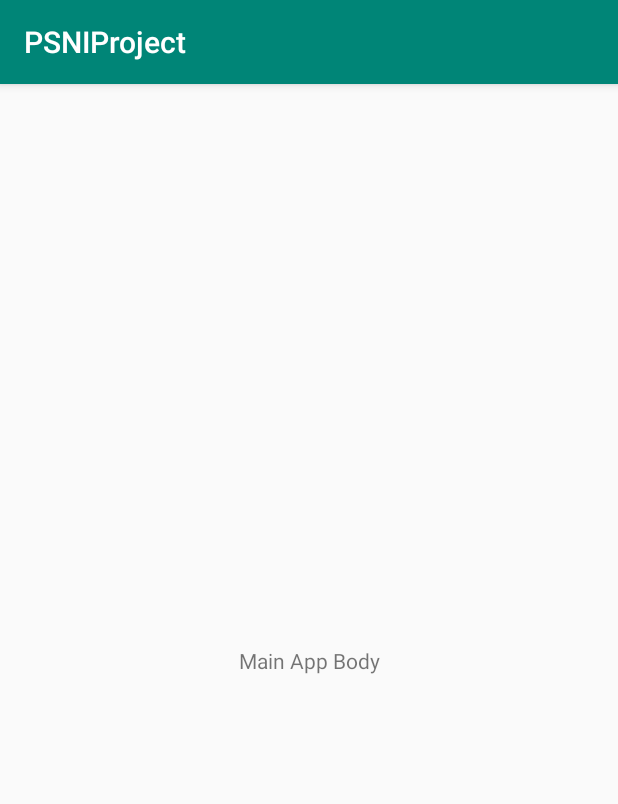
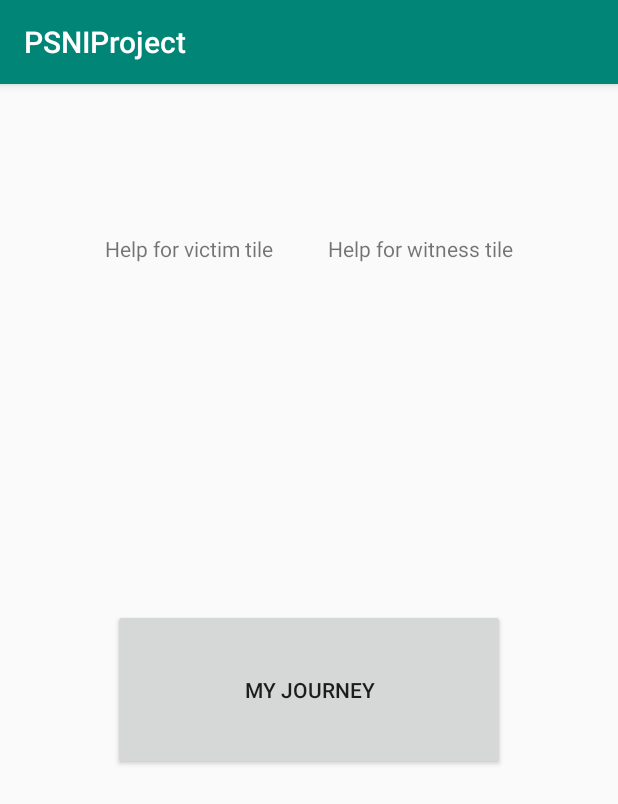
Before and after one commit to andy-kidd133/PSNIProject, an Android app: the MainActivity screen opened directly, with no data from a screen before it, on a phone screen of 412 x 824 dp. Shown: the top 804 px of the screen. Run offline under Robolectric (Android 15) with nearby library versions, the phone set to English and light mode, and no system bars.

Commit message:
Fragments added, additional user info database ready to be implemented

```diff
--- a/app/src/main/java/com/example/psniproject/LoginScreen/LoginScreenActivity.java
+++ b/app/src/main/java/com/example/psniproject/LoginScreen/LoginScreenActivity.java
@@ -6,6 +6,7 @@ import androidx.viewpager.widget.ViewPager;
 import android.view.Window;
 import android.view.WindowManager;
 
+import com.example.psniproject.MainApp.HomePageFragment;
 import com.example.psniproject.R;
 
 
@@ -28,6 +29,8 @@ public class LoginScreenActivity extends AppCompatActivity {
 
         mViewPager = findViewById(R.id.containter);
         setupViewPager(mViewPager);
+
+        mViewPager.beginFakeDrag();
     }
 
 
@@ -36,6 +39,7 @@ public class LoginScreenActivity extends AppCompatActivity {
         adapter.addFragment(new UserLoginFragment(), "UserLoginFragment");
         adapter.addFragment(new AdminLoginFragment(), "AdminLoginFragment");
         adapter.addFragment(new RegisterUserFragment(), "RegisterUserFragment");
+        //adapter.addFragment(new HomePageFragment(), "HomePageFragment");
         viewPager.setAdapter(adapter);
     }
 
--- /dev/null
+++ b/app/src/main/java/com/example/psniproject/MainApp/HomePageFragment.java
@@ -0,0 +1,48 @@
+package com.example.psniproject.MainApp;
+
+
+import android.os.Bundle;
+
+import androidx.fragment.app.Fragment;
+
+import android.view.LayoutInflater;
+import android.view.View;
+import android.view.ViewGroup;
+import android.widget.Button;
+
+import com.example.psniproject.LoginScreen.LoginScreenActivity;
+import com.example.psniproject.R;
+
+/**
+ * A simple {@link Fragment} subclass.
+ */
+public class HomePageFragment extends Fragment {
+
+    private View view;
+    //private Button myJButton;
+
+    public HomePageFragment() {
+        // Required empty public constructor
+    }
+
+
+    @Override
+    public View onCreateView(LayoutInflater inflater, ViewGroup container,
+                             Bundle savedInstanceState) {
+        // Inflate the layout for this fragment
+        view = inflater.inflate(R.layout.fragment_home_page, container, false);
+
+        Button myJButton = view.findViewById(R.id.myJButton);
+
+        myJButton.setOnClickListener(new View.OnClickListener() {
+            @Override
+            public void onClick(View v) {
+                ((MainActivity)getActivity()).setViewPager(1);
+            }
+        });
+
+
+        return view;
+    }
+
+}
--- a/app/src/main/java/com/example/psniproject/MainApp/MainActivity.java
+++ b/app/src/main/java/com/example/psniproject/MainApp/MainActivity.java
@@ -1,17 +1,44 @@
 package com.example.psniproject.MainApp;
 
 import androidx.appcompat.app.AppCompatActivity;
+import androidx.viewpager.widget.ViewPager;
+
 import android.os.Bundle;
 
+import com.example.psniproject.LoginScreen.AdminLoginFragment;
+import com.example.psniproject.LoginScreen.LoginSectionStatePagerAdapter;
+import com.example.psniproject.LoginScreen.RegisterUserFragment;
+import com.example.psniproject.LoginScreen.UserLoginFragment;
 import com.example.psniproject.R;
 
 public class MainActivity extends AppCompatActivity {
+
+    private LoginSectionStatePagerAdapter mLoginSectionStatePagerAdapter;
+    private ViewPager mViewPager;
 
     @Override
     protected void onCreate(Bundle savedInstanceState) {
         super.onCreate(savedInstanceState);
         setContentView(R.layout.activity_main);
 
-        //comment
+        mLoginSectionStatePagerAdapter = new LoginSectionStatePagerAdapter(getSupportFragmentManager());
+
+        mViewPager = findViewById(R.id.containter1);
+        setupViewPager(mViewPager);
+
+        mViewPager.beginFakeDrag();
+
+    }
+
+
+    private void setupViewPager(ViewPager viewPager){
+        LoginSectionStatePagerAdapter adapter = new LoginSectionStatePagerAdapter(getSupportFragmentManager());
+        adapter.addFragment(new HomePageFragment(), "HomePageFragment");
+        adapter.addFragment(new MyJourneyFragment(), "MyJourneyFragment");
+        viewPager.setAdapter(adapter);
+    }
+
+    public void setViewPager(int fragmentNumber){
+        mViewPager.setCurrentItem(fragmentNumber);
     }
 }
--- /dev/null
+++ b/app/src/main/java/com/example/psniproject/MainApp/MyJourneyFragment.java
@@ -0,0 +1,40 @@
+package com.example.psniproject.MainApp;
+
+
+import android.os.Bundle;
+
+import androidx.fragment.app.Fragment;
+
+import android.view.LayoutInflater;
+import android.view.View;
+import android.view.ViewGroup;
+
+import com.example.psniproject.R;
+
+/**
+ * A simple {@link Fragment} subclass.
+ */
+public class MyJourneyFragment extends Fragment {
+
+    private View view;
+
+
+    public MyJourneyFragment() {
+        // Required empty public constructor
+    }
+
+
+    @Override
+    public View onCreateView(LayoutInflater inflater, ViewGroup container,
+                             Bundle savedInstanceState) {
+        // Inflate the layout for this fragment
+
+
+
+        view = inflater.inflate(R.layout.fragment_my_journey, container, false);
+
+
+        return view;
+    }
+
+}
--- a/app/src/main/res/layout/activity_main.xml
+++ b/app/src/main/res/layout/activity_main.xml
@@ -1,18 +1,16 @@
 <?xml version="1.0" encoding="utf-8"?>
-<androidx.constraintlayout.widget.ConstraintLayout xmlns:android="http://schemas.android.com/apk/res/android"
-    xmlns:app="http://schemas.android.com/apk/res-auto"
+<androidx.constraintlayout.widget.ConstraintLayout
+    xmlns:android="http://schemas.android.com/apk/res/android"
     xmlns:tools="http://schemas.android.com/tools"
     android:layout_width="match_parent"
     android:layout_height="match_parent"
     tools:context=".MainApp.MainActivity">
 
-    <TextView
-        android:layout_width="wrap_content"
-        android:layout_height="wrap_content"
-        android:text="Main App Body"
-        app:layout_constraintBottom_toBottomOf="parent"
-        app:layout_constraintLeft_toLeftOf="parent"
-        app:layout_constraintRight_toRightOf="parent"
-        app:layout_constraintTop_toTopOf="parent" />
+    <androidx.viewpager.widget.ViewPager
+        android:layout_width="match_parent"
+        android:layout_height="match_parent"
+        android:id="@+id/containter1">
+
+    </androidx.viewpager.widget.ViewPager>
 
 </androidx.constraintlayout.widget.ConstraintLayout>
--- /dev/null
+++ b/app/src/main/res/layout/fragment_home_page.xml
@@ -0,0 +1,34 @@
+<?xml version="1.0" encoding="utf-8"?>
+<RelativeLayout xmlns:android="http://schemas.android.com/apk/res/android"
+    xmlns:tools="http://schemas.android.com/tools"
+    android:layout_width="match_parent"
+    android:layout_height="match_parent"
+    tools:context=".MainApp.HomePageFragment">
+
+
+    <TextView
+        android:id="@+id/textView"
+        android:layout_width="wrap_content"
+        android:layout_alignParentLeft="true"
+        android:layout_marginTop="100dp"
+        android:layout_marginLeft="70dp"
+        android:layout_height="wrap_content"
+        android:text="Help for victim tile" />
+
+    <TextView
+        android:id="@+id/textView1"
+        android:layout_width="wrap_content"
+        android:layout_alignParentRight="true"
+        android:layout_marginTop="100dp"
+        android:layout_marginRight="70dp"
+        android:layout_height="wrap_content"
+        android:text="Help for witness tile" />
+
+    <Button
+        android:id="@+id/myJButton"
+        android:layout_width="261dp"
+        android:layout_height="107dp"
+        android:layout_centerHorizontal="true"
+        android:layout_marginTop="350dp"
+        android:text="My Journey" />
+</RelativeLayout>
--- /dev/null
+++ b/app/src/main/res/layout/fragment_my_journey.xml
@@ -0,0 +1,13 @@
+<?xml version="1.0" encoding="utf-8"?>
+<FrameLayout xmlns:android="http://schemas.android.com/apk/res/android"
+    xmlns:tools="http://schemas.android.com/tools"
+    android:layout_width="match_parent"
+    android:layout_height="match_parent"
+    tools:context=".MainApp.MyJourneyFragment">
+
+    <TextView
+        android:layout_width="match_parent"
+        android:layout_height="match_parent"
+        android:text="MyJourneyfraggggg" />
+
+</FrameLayout>
--- a/app/src/main/res/layout/fragment_register_user.xml
+++ b/app/src/main/res/layout/fragment_register_user.xml
@@ -72,10 +72,10 @@
         android:id="@+id/regBtn"
         android:layout_width="wrap_content"
         android:layout_height="wrap_content"
+        android:layout_below="@+id/etPassword"
         android:layout_centerHorizontal="true"
-        android:layout_below="@+id/etPassword"
-        android:layout_marginTop="23dp"
-        android:text="@string/reg_button"/>
+        android:layout_marginTop="122dp"
+        android:text="@string/reg_button" />
 
     <Button
         android:id="@+id/backBtn"
--- a/app/src/main/res/values/strings.xml
+++ b/app/src/main/res/values/strings.xml
@@ -12,7 +12,9 @@
     <string name="email">E-mail address</string>
     <string name="first_name">First Name</string>
     <string name="surname">Surname</string>
+
     <style name="user_login">User Login</style>
+
     <string name="new_user_text">Register New User</string>
     <string name="title_activity_admin_register_user">AdminRegisterUserActivity</string>
 
```
